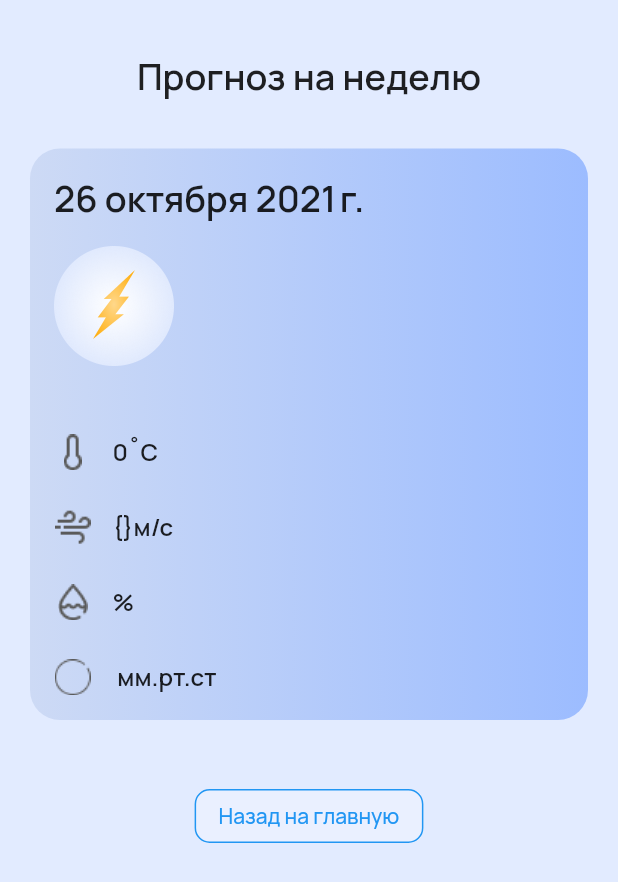
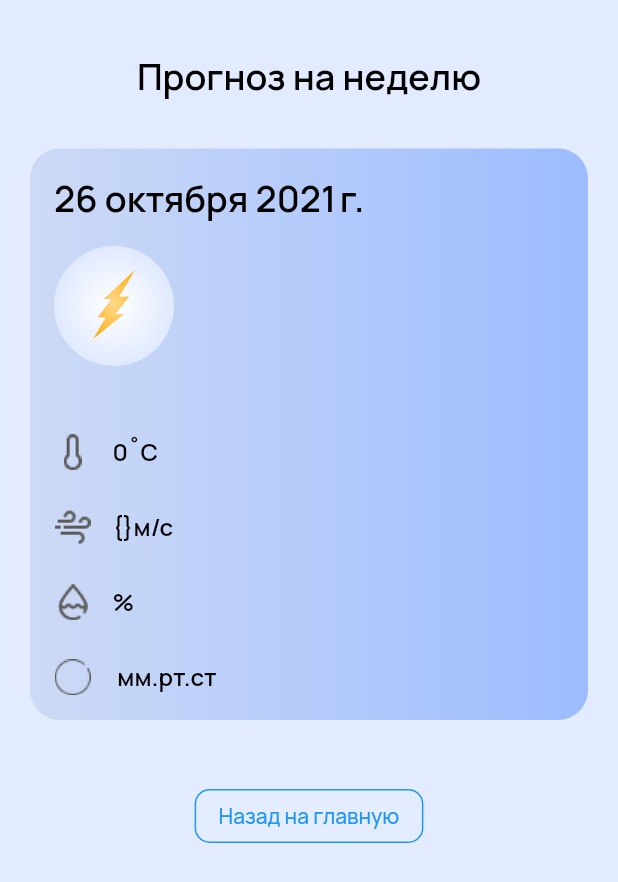
Before and after one commit to Pechenyice/flutterWeatherApp, a Flutter app: the WeatherAppWeek screen opened directly with empty values, on a phone screen of 412 x 824 dp. Shown: the top 882 px of the screen. Run offline on Flutter 3.47's test engine with Material 2 defaults, Android fonts, the phone set to English and light mode, and no system bars; our stand-ins replace shared_preferences; accounts and stored records are empty; network calls fail; statements that could not run were skipped.

Commit message:
updated page to theme swap

```diff
--- a/lib/pages/weather_app_week.dart
+++ b/lib/pages/weather_app_week.dart
@@ -1,4 +1,5 @@
 import 'package:flutter/material.dart';
+import 'package:flutter_weather_app/helpers/ThemeColors.dart';
 import 'package:shared_preferences/shared_preferences.dart';
 import 'package:intl/intl.dart';
 import 'package:intl/date_symbol_data_local.dart';
@@ -54,6 +55,7 @@ class _WeatherAppWeekState extends State<WeatherAppWeek> {
           style: TextStyle(
             fontSize: 16.0,
             fontWeight: FontWeight.w600,
+            color: ThemeColors.black
           ),
         )
       ],
@@ -90,7 +92,7 @@ class _WeatherAppWeekState extends State<WeatherAppWeek> {
 
     return Scaffold(
       body: Container(
-        color: Color(0xFFE2EBFF),
+        color: ThemeColors.weatherBackground,
         child: Padding(
           padding: const EdgeInsets.symmetric(vertical: 34.0, horizontal: 20.0),
           child: Column(
@@ -98,7 +100,7 @@ class _WeatherAppWeekState extends State<WeatherAppWeek> {
               Center(
                 child: Text(
                   "Прогноз на неделю",
-                  style: TextStyle(fontSize: 24.0, fontWeight: FontWeight.w600),
+                  style: TextStyle(fontSize: 24.0, fontWeight: FontWeight.w600, color: ThemeColors.black),
                 ),
               ),
               SizedBox(
@@ -112,8 +114,8 @@ class _WeatherAppWeekState extends State<WeatherAppWeek> {
                         end: Alignment.centerRight,
                         stops: [0.0, 1.0],
                         colors: [
-                          Color(0xFFCDDAF5),
-                          Color(0xFF9CBCFF),
+                          ThemeColors.weekGradientStart,
+                          ThemeColors.weekGradientEnd,
                         ],
                       )
                   ),
@@ -127,7 +129,8 @@ class _WeatherAppWeekState extends State<WeatherAppWeek> {
                     dateFormat.format(dateTime),
                               style: TextStyle(
                                 fontSize: 24.0,
-                                fontWeight: FontWeight.w600
+                                fontWeight: FontWeight.w600,
+                                color: ThemeColors.black
                               ),
                             ),
                           ],
@@ -196,9 +199,9 @@ class _WeatherAppWeekState extends State<WeatherAppWeek> {
                   MaterialStateProperty.resolveWith<Color>(
                           (states) {
                         if (states.contains(MaterialState.pressed)) {
-                          return Colors.white;
+                          return ThemeColors.white;
                         }
-                        return Color(0xFFEAF0FF);
+                        return ThemeColors.white;
                       }),
                   overlayColor:
                   MaterialStateProperty.resolveWith<Color>(
```
